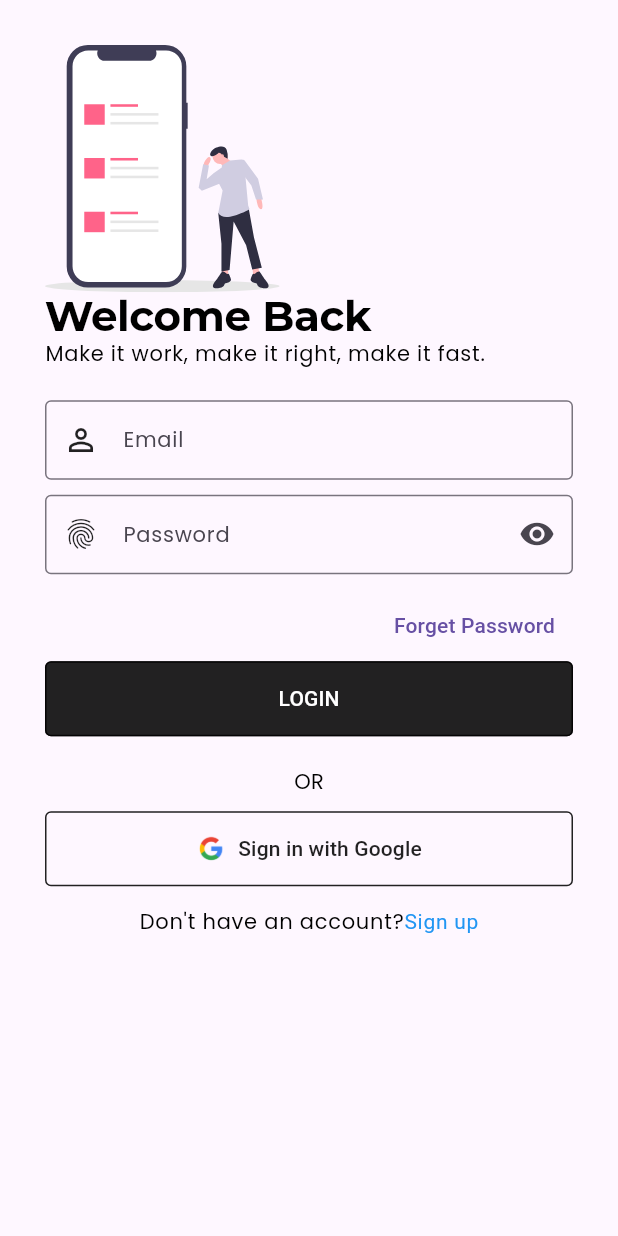
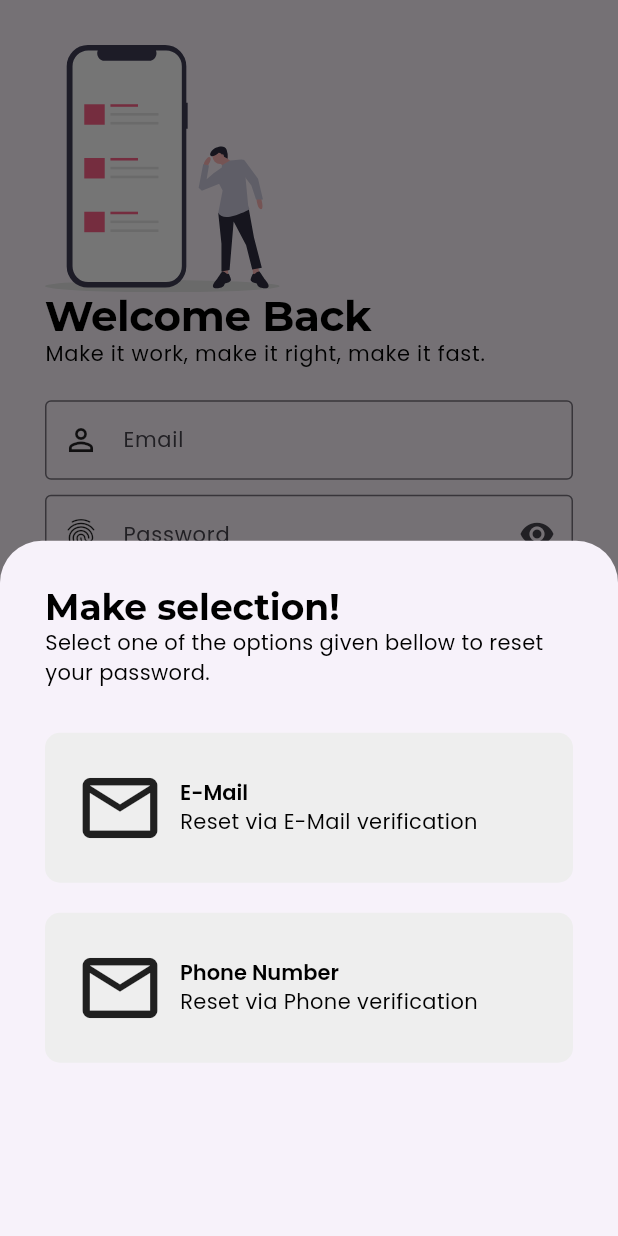
Before and after one commit to brayannhc07/cwt-login-app, a Flutter app: the LoginScreen screen opened directly, after a tap on "Forget Password", on a phone screen of 412 x 824 dp. Run offline on Flutter 3.47's test engine with Material 2 defaults, Android fonts, the light colour scheme and no system bars; our stand-ins replace animate_do, flutter_otp_text_field, flutter_svg, google_fonts, liquid_swipe, smooth_page_indicator.

Commit message:
Authentication feature

```diff
--- a/lib/src/constants/sizes.dart
+++ b/lib/src/constants/sizes.dart
@@ -2,3 +2,5 @@ const defaultSize = 30.0;
 const splashContainerSize = 30.0;
 const buttonHeight = 15.0;
 const formHeight = 30.0;
+const dashboardPadding = 20;
+const dashboardCardPadding = 10;
--- /dev/null
+++ b/lib/src/features/authentication/screens/forget_password/forget_password_options/forget_password_btn_widget.dart
@@ -0,0 +1,43 @@
+import 'package:flutter/material.dart';
+
+class ForgetPasswordBtnWidget extends StatelessWidget {
+  const ForgetPasswordBtnWidget({
+    super.key,
+    required this.iconData,
+    required this.title,
+    required this.subtitle,
+    required this.onTap,
+  });
+
+  final IconData iconData;
+  final String title, subtitle;
+  final VoidCallback onTap;
+
+  @override
+  Widget build(BuildContext context) {
+    return GestureDetector(
+      onTap: onTap,
+      child: Container(
+        padding: const EdgeInsets.all(20),
+        decoration: BoxDecoration(
+            borderRadius: BorderRadius.circular(10),
+            color: Colors.grey.shade200),
+        child: Row(
+          children: [
+            Icon(iconData, size: 60),
+            const SizedBox(
+              width: 10,
+            ),
+            Column(
+              crossAxisAlignment: CrossAxisAlignment.start,
+              children: [
+                Text(title, style: Theme.of(context).textTheme.titleLarge),
+                Text(subtitle, style: Theme.of(context).textTheme.bodyMedium)
+              ],
+            )
+          ],
+        ),
+      ),
+    );
+  }
+}
--- /dev/null
+++ b/lib/src/features/authentication/screens/forget_password/forget_password_options/forget_password_modal_bottom_sheet.dart
@@ -0,0 +1,48 @@
+import 'package:arqontac_app/src/constants/sizes.dart';
+import 'package:arqontac_app/src/features/authentication/screens/forget_password/forget_password_email/forget_password_email_screen.dart';
+import 'package:arqontac_app/src/features/authentication/screens/forget_password/forget_password_options/forget_password_btn_widget.dart';
+import 'package:flutter/cupertino.dart';
+import 'package:flutter/material.dart';
+
+class ForgetPasswordScreen {
+  static Future<dynamic> buildShowModalBottomSheet(BuildContext context) {
+    return showModalBottomSheet(
+        context: context,
+        builder: (context) => Container(
+              padding: const EdgeInsets.all(defaultSize),
+              child: Column(
+                crossAxisAlignment: CrossAxisAlignment.start,
+                children: [
+                  Text(
+                    "Make selection!",
+                    style: Theme.of(context).textTheme.displayMedium,
+                  ),
+                  Text(
+                    "Select one of the options given bellow to reset your password.",
+                    style: Theme.of(context).textTheme.bodyMedium,
+                  ),
+                  const SizedBox(
+                    height: defaultSize,
+                  ),
+                  ForgetPasswordBtnWidget(
+                      iconData: Icons.email_outlined,
+                      title: "E-Mail",
+                      subtitle: "Reset via E-Mail verification",
+                      onTap: () {
+                        Navigator.of(context).pop();
+                        Navigator.of(context).push(CupertinoPageRoute(
+                            builder: (_) => const ForgetPasswordEmailScreen()));
+                      }),
+                  const SizedBox(
+                    height: 20,
+                  ),
+                  ForgetPasswordBtnWidget(
+                      iconData: Icons.email_outlined,
+                      title: "Phone Number",
+                      subtitle: "Reset via Phone verification",
+                      onTap: () {}),
+                ],
+              ),
+            ));
+  }
+}
--- a/lib/src/features/authentication/screens/login/login_form_widget.dart
+++ b/lib/src/features/authentication/screens/login/login_form_widget.dart
@@ -1,9 +1,10 @@
 import 'package:arqontac_app/src/constants/sizes.dart';
 import 'package:arqontac_app/src/constants/text_strings.dart';
+import 'package:arqontac_app/src/features/authentication/screens/forget_password/forget_password_options/forget_password_modal_bottom_sheet.dart';
 import 'package:flutter/material.dart';
 
-class LoginForm extends StatelessWidget {
-  const LoginForm({
+class LoginFormWidget extends StatelessWidget {
+  const LoginFormWidget({
     super.key,
   });
 
@@ -40,7 +41,10 @@ class LoginForm extends StatelessWidget {
             Align(
               alignment: Alignment.centerRight,
               child: TextButton(
-                  onPressed: () {}, child: const Text(forgetPassword)),
+                  onPressed: () {
+                    ForgetPasswordScreen.buildShowModalBottomSheet(context);
+                  },
+                  child: const Text(forgetPassword)),
             ),
             SizedBox(
                 width: double.infinity,
--- a/lib/src/features/authentication/screens/login/login_header_widget.dart
+++ b/lib/src/features/authentication/screens/login/login_header_widget.dart
@@ -4,15 +4,11 @@ import 'package:flutter/material.dart';
 import 'package:flutter_svg/flutter_svg.dart';
 
 class LoginHeaderWidget extends StatelessWidget {
-  const LoginHeaderWidget({
-    super.key,
-    required this.size,
-  });
-
-  final Size size;
+  const LoginHeaderWidget({super.key});
 
   @override
   Widget build(BuildContext context) {
+    final size = MediaQuery.of(context).size;
     return Column(
       crossAxisAlignment: CrossAxisAlignment.start,
       children: [
--- a/lib/src/features/authentication/screens/login/login_screen.dart
+++ b/lib/src/features/authentication/screens/login/login_screen.dart
@@ -1,7 +1,9 @@
+import 'package:arqontac_app/src/constants/image_strings.dart';
 import 'package:arqontac_app/src/constants/sizes.dart';
+import 'package:arqontac_app/src/constants/text_strings.dart';
 import 'package:arqontac_app/src/features/authentication/screens/login/login_footer_widger.dart';
 import 'package:arqontac_app/src/features/authentication/screens/login/login_form_widget.dart';
-import 'package:arqontac_app/src/features/authentication/screens/login/login_header_widget.dart';
+import 'package:arqontac_app/src/widgets/form/form_header_widget.dart';
 import 'package:flutter/material.dart';
 
 class LoginScreen extends StatelessWidget {
@@ -9,7 +11,6 @@ class LoginScreen extends StatelessWidget {
 
   @override
   Widget build(BuildContext context) {
-    final size = MediaQuery.of(context).size;
     return Scaffold(
       body: SafeArea(
         child: SingleChildScrollView(
@@ -17,10 +18,14 @@ class LoginScreen extends StatelessWidget {
               padding: const EdgeInsets.all(defaultSize),
               child: Column(
                 crossAxisAlignment: CrossAxisAlignment.start,
-                children: [
-                  LoginHeaderWidget(size: size),
-                  const LoginForm(),
-                  const LoginFooterWidget()
+                children: const [
+                  FormHeaderWidget(
+                    image: welcomeScreenImage,
+                    title: loginTitle,
+                    subtitle: loginSubtitle,
+                  ),
+                  LoginFormWidget(),
+                  LoginFooterWidget()
                 ],
               )),
         ),
--- a/lib/src/widgets/form/form_header_widget.dart
+++ b/lib/src/widgets/form/form_header_widget.dart
@@ -7,22 +7,39 @@ class FormHeaderWidget extends StatelessWidget {
     required this.image,
     required this.title,
     required this.subtitle,
+    this.imageColor,
+    this.heightBetween,
+    this.imageHeight = 0.2,
+    this.textAlign,
+    this.crossAxisAlignment = CrossAxisAlignment.start,
   });
 
+  final Color? imageColor;
+  final double imageHeight;
+  final double? heightBetween;
   final String image, title, subtitle;
+  final CrossAxisAlignment crossAxisAlignment;
+  final TextAlign? textAlign;
 
   @override
   Widget build(BuildContext context) {
     final size = MediaQuery.of(context).size;
     return Column(
-      crossAxisAlignment: CrossAxisAlignment.start,
+      crossAxisAlignment: crossAxisAlignment,
       children: [
         SvgPicture.asset(
           image,
-          height: size.height * 0.2,
+          height: size.height * imageHeight,
+        ),
+        SizedBox(
+          height: heightBetween,
         ),
         Text(title, style: Theme.of(context).textTheme.displayLarge),
-        Text(subtitle, style: Theme.of(context).textTheme.bodyLarge),
+        Text(
+          subtitle,
+          style: Theme.of(context).textTheme.bodyLarge,
+          textAlign: textAlign,
+        ),
       ],
     );
   }
--- a/pubspec.yaml
+++ b/pubspec.yaml
@@ -34,6 +34,7 @@ dependencies:
   flutter:
     sdk: flutter
   flutter_native_splash: ^2.2.17
+  flutter_otp_text_field: ^1.1.1
   flutter_svg: ^2.0.1
   get: ^4.6.5
   google_fonts: ^4.0.3
```
Also changed, not shown: lib/src/features/authentication/screens/forget_password/forget_password_email/forget_password_email_screen.dart (added, +64 -0 lines), lib/src/features/authentication/screens/forget_password/forget_password_otp/forget_password_otp_screen.dart (added, +54 -0 lines), pubspec.lock.
